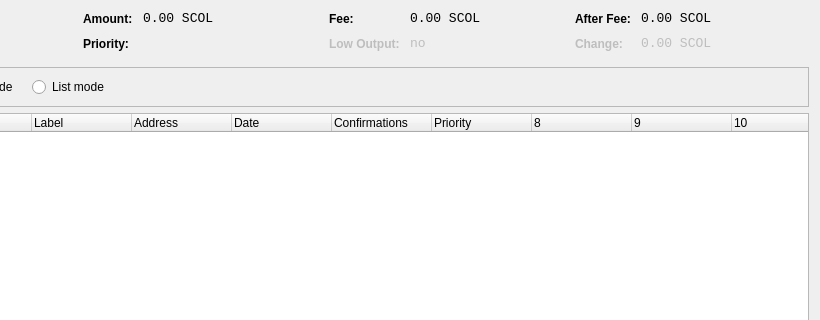
scolcoin/scolcoin_old, file src/qt/forms/coincontroldialog.ui: the form before one commit; both pictures show x 180 to 1000 and y 0 to 320 of the 1000 by 500 pixel window.
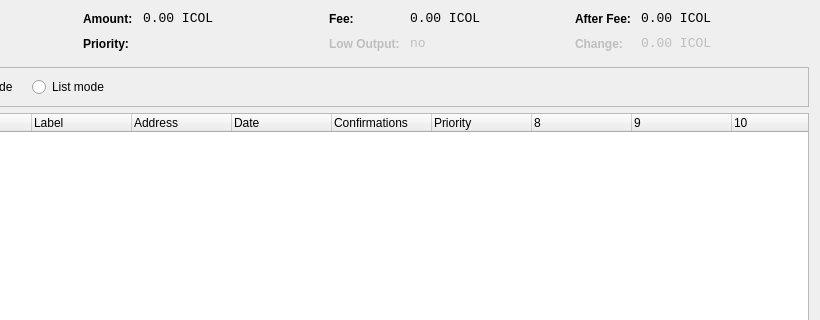
The form after the commit. Custom widgets are drawn as their Qt base class.

```diff
--- a/src/qt/forms/coincontroldialog.ui
+++ b/src/qt/forms/coincontroldialog.ui
@@ -141,7 +141,7 @@
           <enum>Qt::ActionsContextMenu</enum>
          </property>
          <property name="text">
-          <string notr="true">0.00 SCOL</string>
+          <string notr="true">0.00 ICOL</string>
          </property>
          <property name="textInteractionFlags">
           <set>Qt::LinksAccessibleByMouse|Qt::TextSelectableByKeyboard|Qt::TextSelectableByMouse</set>
@@ -221,7 +221,7 @@
           <enum>Qt::ActionsContextMenu</enum>
          </property>
          <property name="text">
-          <string notr="true">0.00 SCOL</string>
+          <string notr="true">0.00 ICOL</string>
          </property>
          <property name="textInteractionFlags">
           <set>Qt::LinksAccessibleByMouse|Qt::TextSelectableByKeyboard|Qt::TextSelectableByMouse</set>
@@ -307,7 +307,7 @@
           <enum>Qt::ActionsContextMenu</enum>
          </property>
          <property name="text">
-          <string notr="true">0.00 SCOL</string>
+          <string notr="true">0.00 ICOL</string>
          </property>
          <property name="textInteractionFlags">
           <set>Qt::LinksAccessibleByMouse|Qt::TextSelectableByKeyboard|Qt::TextSelectableByMouse</set>
@@ -345,7 +345,7 @@
           <enum>Qt::ActionsContextMenu</enum>
          </property>
          <property name="text">
-          <string notr="true">0.00 SCOL</string>
+          <string notr="true">0.00 ICOL</string>
          </property>
          <property name="textInteractionFlags">
           <set>Qt::LinksAccessibleByMouse|Qt::TextSelectableByKeyboard|Qt::TextSelectableByMouse</set>
```
